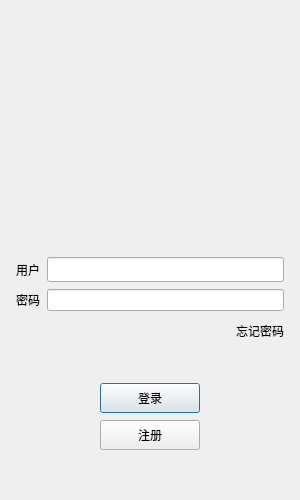
Above: logindialog.ui from github-newstar/qtClient before the change. Below: the same form after it.
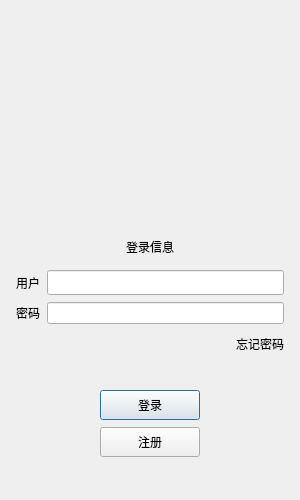
That is the form after the change. Icons and pictures are not drawn. Custom widgets are drawn as their Qt base class.

Diff of the .ui file:
```diff
--- a/logindialog.ui
+++ b/logindialog.ui
@@ -73,17 +73,32 @@
       </widget>
      </item>
      <item>
-      <spacer name="verticalSpacer">
-       <property name="orientation">
-        <enum>Qt::Vertical</enum>
-       </property>
-       <property name="sizeHint" stdset="0">
+      <widget class="QWidget" name="widget_2" native="true">
+       <property name="minimumSize">
         <size>
-         <width>20</width>
+         <width>0</width>
          <height>40</height>
         </size>
        </property>
-      </spacer>
+       <layout class="QVBoxLayout" name="verticalLayout_2">
+        <item>
+         <widget class="QLabel" name="login_tip_">
+          <property name="minimumSize">
+           <size>
+            <width>0</width>
+            <height>30</height>
+           </size>
+          </property>
+          <property name="text">
+           <string>登录信息</string>
+          </property>
+          <property name="alignment">
+           <set>Qt::AlignCenter</set>
+          </property>
+         </widget>
+        </item>
+       </layout>
+      </widget>
      </item>
      <item>
       <layout class="QHBoxLayout" name="horizontalLayout_2">
@@ -299,6 +314,13 @@
    </item>
   </layout>
  </widget>
+ <customwidgets>
+  <customwidget>
+   <class>ClickedLabel</class>
+   <extends>QLabel</extends>
+   <header>clickedlabel.h</header>
+  </customwidget>
+ </customwidgets>
  <resources>
   <include location="res.qrc"/>
  </resources>
```
Left out of the diff: 2 changed lines with no effect on the pictures.
